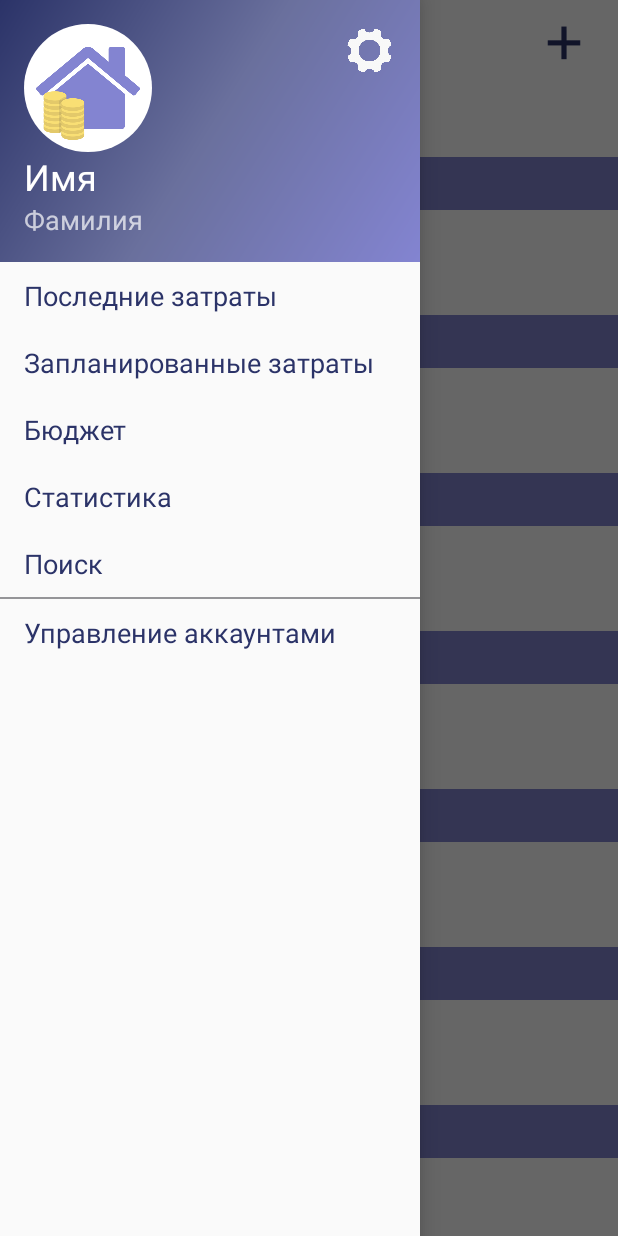
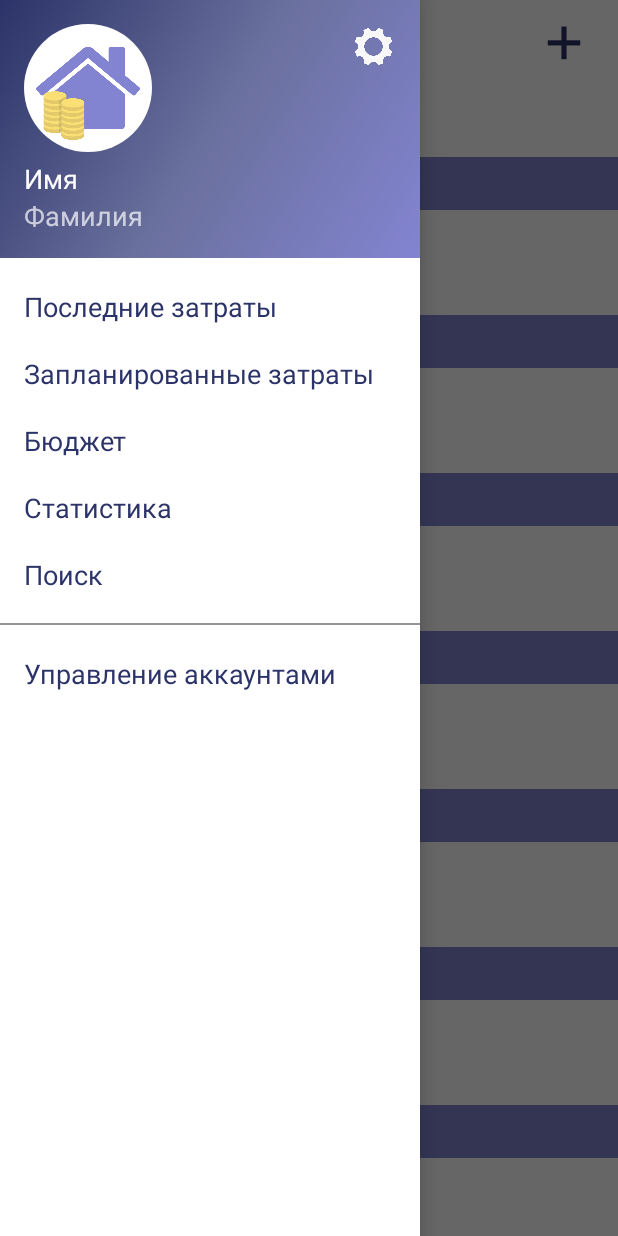
Before and after one commit to NataliPi/Home-Money, an Android app: the MainActivity screen opened directly, with no data from a screen before it, after a tap on an icon or button, on a phone screen of 412 x 824 dp. Run offline under Robolectric (Android 15) with nearby library versions, the phone set to English and light mode, and no system bars.

Commit message:
Last changes

```diff
--- a/app/src/main/java/com/natali_pi/home_money/BaseActivity.java
+++ b/app/src/main/java/com/natali_pi/home_money/BaseActivity.java
@@ -19,7 +19,9 @@ import android.widget.TextView;
  */
 
 public class BaseActivity extends AppCompatActivity {
-protected void hideHighlight(){
+    private DrawerLayout drawer;
+
+    protected void hideHighlight(){
     findViewById(R.id.highlight).setVisibility(View.GONE);
 }
 
@@ -46,13 +48,13 @@ protected void hideHighlight(){
     }
 
     public void setupSideDrawer (){
-        final DrawerLayout drawer = (DrawerLayout)findViewById(R.id.drawer_layout);
-        if (drawer != null){
-            drawer.setDrawerLockMode(DrawerLayout.LOCK_MODE_UNLOCKED);
+
+        if (getDrawer() != null){
+            getDrawer().setDrawerLockMode(DrawerLayout.LOCK_MODE_UNLOCKED);
             findViewById(R.id.navigationButton).setOnClickListener(new View.OnClickListener() {
                 @Override
                 public void onClick(View view) {
-                    drawer.openDrawer(Gravity.LEFT);
+                    getDrawer().openDrawer(Gravity.LEFT);
                 }
             });
         }
@@ -62,7 +64,13 @@ protected void hideHighlight(){
         setContentView(R.layout.main_holder_layout);
         LinearLayout mainHolder = (LinearLayout) findViewById(R.id.mainHolder);
         mainHolder.addView(getLayoutInflater().inflate(layoutId, mainHolder, false));
-        ((DrawerLayout)findViewById(R.id.drawer_layout)).setDrawerLockMode(DrawerLayout.LOCK_MODE_LOCKED_CLOSED);
+        getDrawer().setDrawerLockMode(DrawerLayout.LOCK_MODE_LOCKED_CLOSED);
+    }
+    protected DrawerLayout getDrawer(){
+        if (drawer == null) {
+            drawer = (DrawerLayout) findViewById(R.id.drawer_layout);
+        }
+            return drawer;
     }
     protected void setupFont(TextView view){
         Typeface custom_font = Typeface.createFromAsset(getAssets(), "fonts/YuGothB.ttc");
--- a/app/src/main/java/com/natali_pi/home_money/add_spending/AddSpendingActivity.java
+++ b/app/src/main/java/com/natali_pi/home_money/add_spending/AddSpendingActivity.java
@@ -48,7 +48,7 @@ public class AddSpendingActivity extends BaseActivity {
 
     private void setupViewPager(ViewPager viewPager) {
         ViewPagerAdapter adapter = new ViewPagerAdapter(getFragmentManager());
-        adapter.addFragment(new SpendingFragment(), getString(R.string.chooseCategory));
+        adapter.addFragment(new CategoryFragment(), getString(R.string.chooseCategory));
         adapter.addFragment(new SpendingFragment(), getString(R.string.baseData));
         viewPager.setAdapter(adapter);
 
--- a/app/src/main/java/com/natali_pi/home_money/main/MainActivity.java
+++ b/app/src/main/java/com/natali_pi/home_money/main/MainActivity.java
@@ -6,9 +6,11 @@ import android.view.View;
 import android.support.v4.view.GravityCompat;
 import android.support.v4.widget.DrawerLayout;
 import android.view.ViewTreeObserver;
+import android.widget.ImageView;
 import android.widget.ScrollView;
 import android.widget.TextView;
 
+import com.natali_pi.home_money.SettingActivity;
 import com.natali_pi.home_money.add_spending.AddSpendingActivity;
 import com.natali_pi.home_money.BaseActivity;
 import com.natali_pi.home_money.R;
@@ -33,6 +35,40 @@ public class MainActivity extends BaseActivity {
         hideHighlight();
         setupScroller();
 
+    }
+
+    @Override
+    public void setupSideDrawer() {
+        super.setupSideDrawer();
+    ImageView imageView = (ImageView) getDrawer().findViewById(R.id.settings);
+    imageView.setOnClickListener(new View.OnClickListener() {
+        @Override
+        public void onClick(View v) {
+            Intent intent = new Intent(MainActivity.this, SettingActivity.class);
+            startActivity(intent);
+        }
+    });
+
+        final TextView lastSpendings = (TextView) getDrawer().findViewById(R.id.last_spendings);
+        lastSpendings.setOnClickListener(new View.OnClickListener() {
+            @Override
+            public void onClick(View v) {
+                lastSpendings.setBackgroundResource(R.color.yellow);
+                Intent intent = new Intent(MainActivity.this, MainActivity.class);
+                startActivity(intent);
+            }
+        });
+    }
+
+    @Override
+    protected void onResume() {
+        super.onResume();
+        clearMenu();
+    }
+
+    private void clearMenu(){
+        final TextView lastSpendings = (TextView) getDrawer().findViewById(R.id.last_spendings);
+        lastSpendings.setBackgroundResource(R.color.white);
     }
 
     private void setupScroller() {
--- a/app/src/main/res/layout/fragment_add_spending.xml
+++ b/app/src/main/res/layout/fragment_add_spending.xml
@@ -35,7 +35,7 @@
                 android:layout_height="wrap_content"
                 android:layout_marginTop="50dp"
                 android:hint="@string/spending_name"
-                android:inputType="textEmailAddress"
+                android:inputType="text"
                 android:textSize="@dimen/text_small" />
 
             <EditText
@@ -43,7 +43,7 @@
                 android:layout_width="match_parent"
                 android:layout_height="wrap_content"
                 android:hint="@string/sum"
-                android:inputType="textPassword"
+                android:inputType="text"
                 android:textSize="@dimen/text_small" />
 
             <EditText
@@ -51,7 +51,7 @@
                 android:layout_width="match_parent"
                 android:layout_height="wrap_content"
                 android:hint="@string/date"
-                android:inputType="textPassword"
+                android:inputType="date"
                 android:textSize="@dimen/text_small" />
 
         </LinearLayout>
--- a/app/src/main/res/layout/menu.xml
+++ b/app/src/main/res/layout/menu.xml
@@ -2,8 +2,13 @@
 <LinearLayout xmlns:android="http://schemas.android.com/apk/res/android"
     android:layout_width="match_parent"
     android:layout_height="match_parent"
-    android:orientation="vertical">
+    android:orientation="vertical"
+    android:background="@color/white">
+    <LinearLayout
+        android:layout_width="match_parent"
+        android:layout_height="10dp">
 
+    </LinearLayout>
 
         <TextView
             android:id="@+id/last_spendings"
@@ -25,10 +30,13 @@
         <TextView
             android:id="@+id/search"
             android:text="@string/search"
-            style="@style/menuItem" />
+            style="@style/menuItem"
+            />
     <View
         android:layout_width="match_parent"
         android:layout_height="1dp"
+        android:layout_marginTop="10dp"
+        android:layout_marginBottom="10dp"
         android:background="@color/lightGray"/>
     <TextView
             android:id="@+id/man_accounts"
--- a/app/src/main/res/layout/nav_header_main.xml
+++ b/app/src/main/res/layout/nav_header_main.xml
@@ -27,8 +27,9 @@
         android:id="@+id/name"
         android:layout_width="match_parent"
         android:layout_height="wrap_content"
+        android:layout_marginTop="5dp"
         android:text="@string/name"
-        android:textSize="@dimen/text_big"
+        android:textSize="@dimen/text_medium"
         android:textAppearance="@style/TextAppearance.AppCompat.Body1" />
 
     <TextView
@@ -41,8 +42,8 @@
 </LinearLayout>
     <ImageView
         android:id="@+id/settings"
-        android:layout_width="35dp"
-        android:layout_height="35dp"
+        android:layout_width="30dp"
+        android:layout_height="30dp"
         android:layout_marginRight="16dp"
         android:layout_marginTop="16dp"
         android:layout_alignParentRight="true"
--- a/app/src/main/res/values/styles.xml
+++ b/app/src/main/res/values/styles.xml
@@ -44,9 +44,9 @@
     <style name="menuItem">
         <item name="android:layout_width">match_parent</item>
         <item name="android:layout_height">wrap_content</item>
-        <item name="android:layout_marginLeft">16dp</item>
-        <item name="android:layout_marginTop">10dp</item>
-        <item name="android:layout_marginBottom">10dp</item>
+        <item name="android:paddingLeft">16dp</item>
+        <item name="android:paddingTop">10dp</item>
+        <item name="android:paddingBottom">10dp</item>
         <item name="android:textColor">@color/darkViolet</item>
         <item name="android:textSize">@dimen/text_medium</item>
     </style>
```
Also changed, not shown: app/src/main/java/com/natali_pi/home_money/SettingActivity.java (+7 -2 lines), app/src/main/java/com/natali_pi/home_money/add_spending/CategoryAdapter.java (added, +62 -0 lines), app/src/main/java/com/natali_pi/home_money/add_spending/CategoryFragment.java (added, +46 -0 lines), app/src/main/java/com/natali_pi/home_money/models/Category.java (added, +30 -0 lines), app/src/main/res/layout/activity_setting.xml (+77 -37 lines), app/src/main/res/layout/fragment_category.xml (added, +11 -0 lines), app/src/main/res/layout/itom_category.xml (added, +41 -0 lines), app/src/main/res/values/strings.xml (+7 -0 lines), app/src/main/res/drawable/health.jpg (added).
